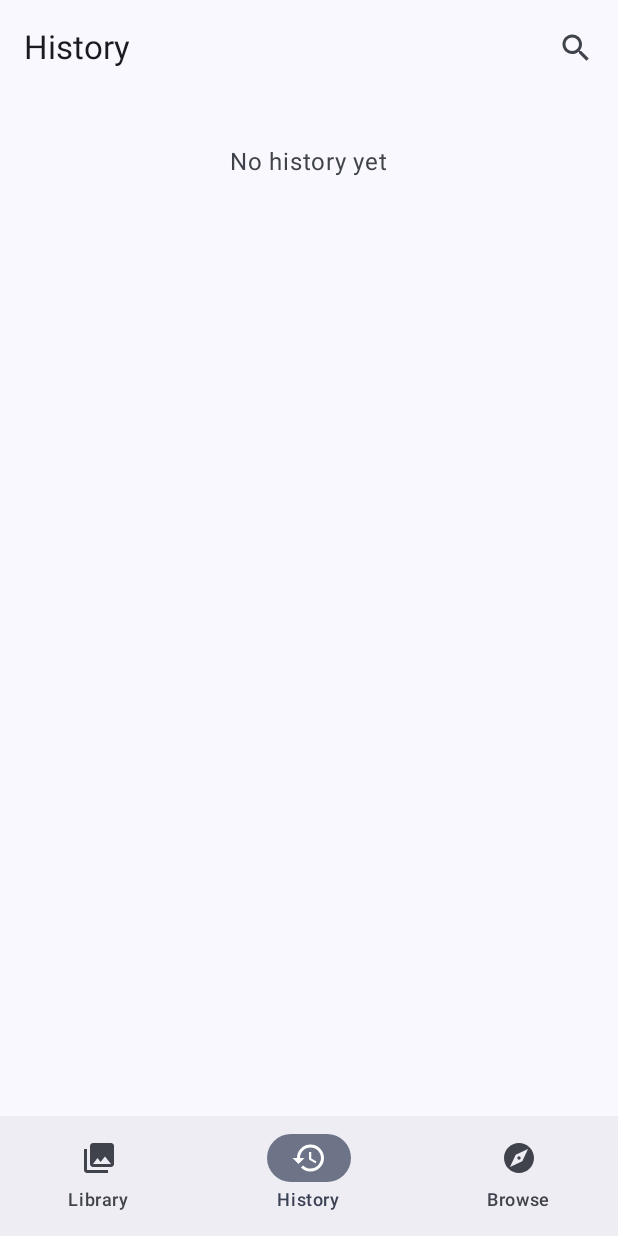
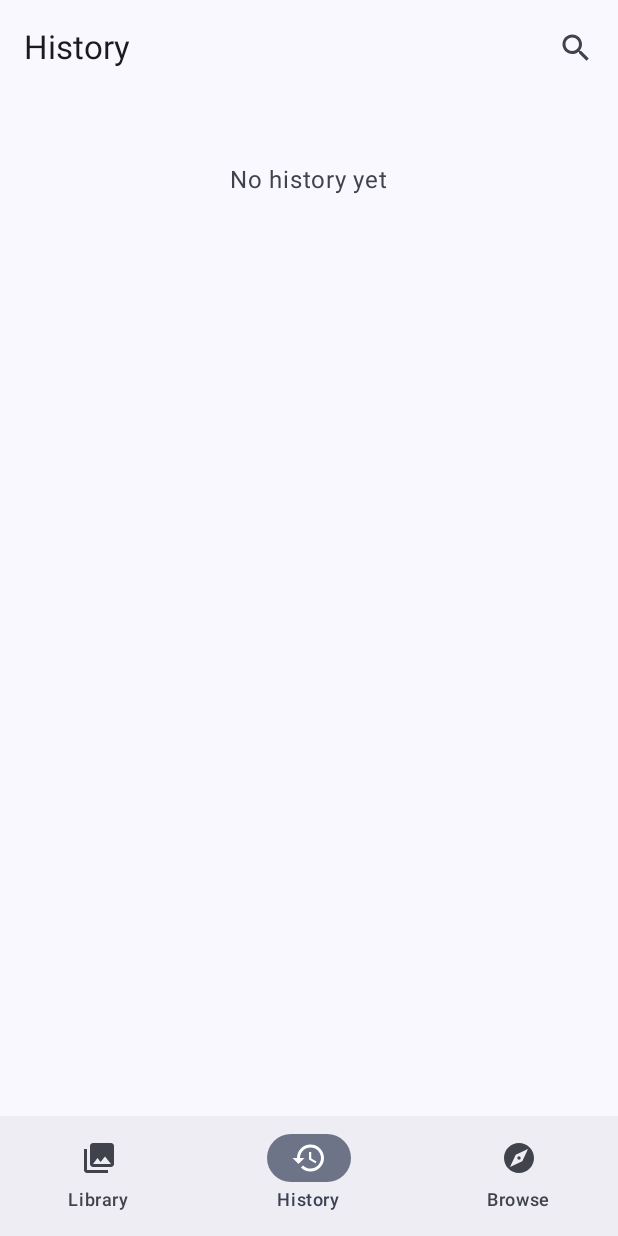
Before and after one commit to Vincent-Lin-UF/atlas, an Android app built with Jetpack Compose: the screen it shows after launch (MainActivity), item 2 of the bottom bar chosen, on a phone screen of 412 x 824 dp. Run offline under Robolectric (Android 15) with nearby library versions, the phone set to English and light mode, and no system bars; pictures from the network do not load.

Commit message:
edit novel padding

```diff
--- a/android/app/src/main/java/com/atlas/app/screens/home/BrowseScreen.kt
+++ b/android/app/src/main/java/com/atlas/app/screens/home/BrowseScreen.kt
@@ -184,7 +184,7 @@ private fun BrowseContent(
     LazyColumn(
         modifier = modifier.fillMaxSize(),
         state = listState,
-        contentPadding = PaddingValues(bottom = 80.dp)
+        contentPadding = PaddingValues(bottom = 80.dp, top = 12.dp)
     ) {
         items(results) { novel ->
             val isAdding = currentlyAddingUrl == novel.url
--- a/android/app/src/main/java/com/atlas/app/screens/home/HistoryScreen.kt
+++ b/android/app/src/main/java/com/atlas/app/screens/home/HistoryScreen.kt
@@ -80,7 +80,7 @@ fun HistoryScreen(
         }) { topPadding ->
         LazyColumn(
             modifier = Modifier.fillMaxSize(), contentPadding = PaddingValues(
-                top = topPadding.calculateTopPadding(),
+                top = topPadding.calculateTopPadding() + 12.dp,
                 bottom = bottomPadding.calculateBottomPadding()
             )
         ) {
--- a/android/app/src/main/java/com/atlas/app/screens/home/LibraryScreen.kt
+++ b/android/app/src/main/java/com/atlas/app/screens/home/LibraryScreen.kt
@@ -123,7 +123,7 @@ fun LibraryScreen(
             // Library content
             LazyColumn(
                 modifier = Modifier.fillMaxSize(), contentPadding = PaddingValues(
-                    bottom = bottomPadding.calculateBottomPadding(), top = 8.dp
+                    bottom = bottomPadding.calculateBottomPadding(), top = 12.dp
                 )
             ) {
                 if (displayList.isEmpty()) {
```
